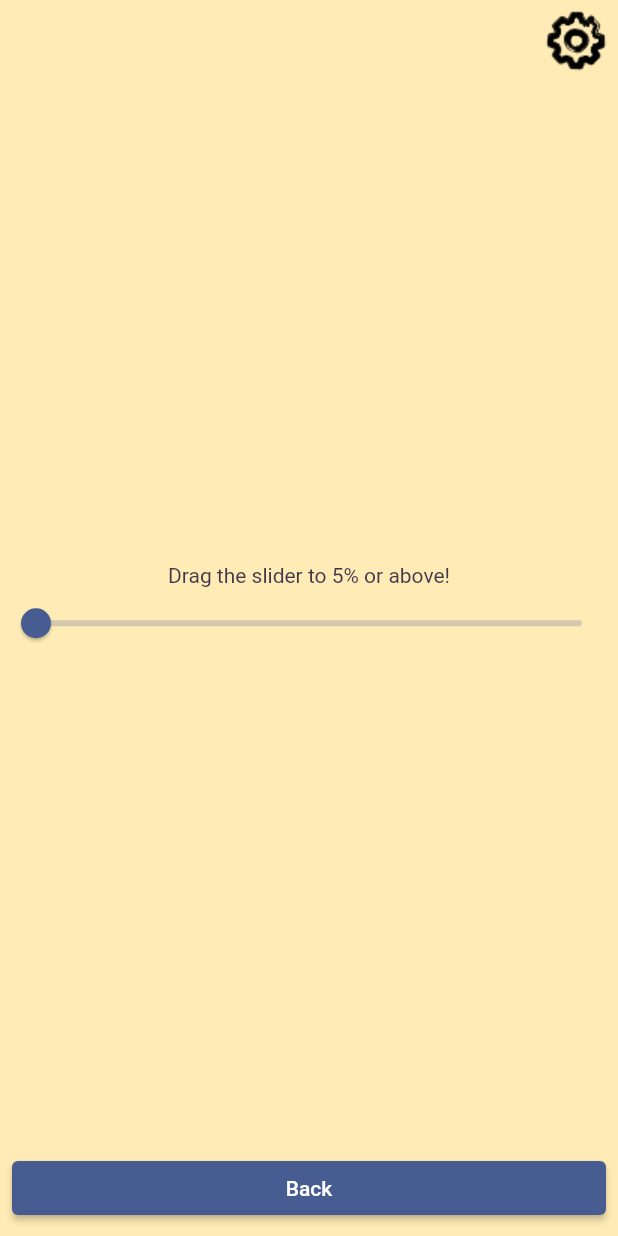
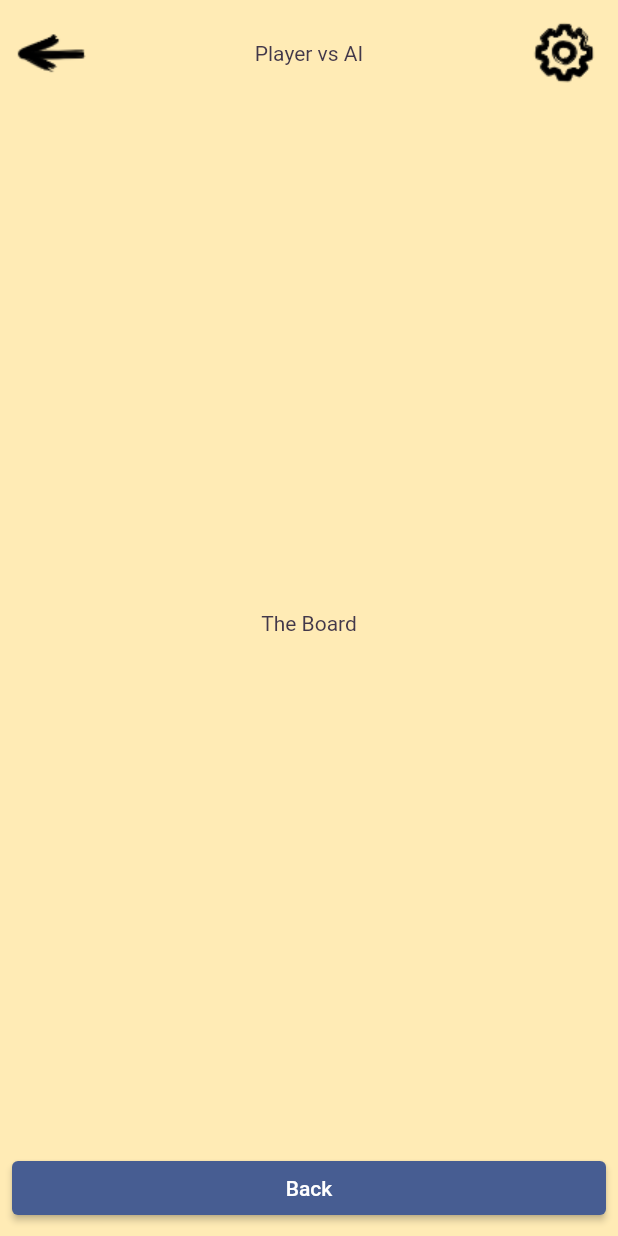
Before and after one commit to davefaliskie/game_1, a Flutter app: the PlaySessionScreen screen opened directly with sample values from the repository, on a phone screen of 412 x 824 dp. Run offline on Flutter 3.47's test engine with Material 2 defaults, Android fonts, the light colour scheme and no system bars; our stand-ins replace audioplayers, firebase_core, firebase_crashlytics, go_router, google_mobile_ads, in_app_purchase and 1 more; missing offline and left inert: games_services; accounts and stored records are empty.

Commit message:
clean up play session & create Board placeholder

```diff
--- a/lib/main.dart
+++ b/lib/main.dart
@@ -244,7 +244,8 @@ class MyApp extends StatelessWidget {
           final palette = context.watch<Palette>();
 
           return MaterialApp.router(
-            title: 'Flutter Demo',
+            debugShowCheckedModeBanner: false,
+            title: 'Game 1: TicTacToe',
             theme: ThemeData.from(
               colorScheme: ColorScheme.fromSeed(
                 seedColor: palette.darkPen,
--- a/lib/src/game_internals/level_state.dart
+++ /dev/null
@@ -1,32 +0,0 @@
-// Copyright 2022, the Flutter project authors. Please see the AUTHORS file
-// for details. All rights reserved. Use of this source code is governed by a
-// BSD-style license that can be found in the LICENSE file.
-
-import 'package:flutter/foundation.dart';
-
-/// An extremely silly example of a game state.
-///
-/// Tracks only a single variable, [progress], and calls [onWin] when
-/// the value of [progress] reaches [goal].
-class LevelState extends ChangeNotifier {
-  final VoidCallback onWin;
-
-  final int goal;
-
-  LevelState({required this.onWin, this.goal = 100});
-
-  int _progress = 0;
-
-  int get progress => _progress;
-
-  void setProgress(int value) {
-    _progress = value;
-    notifyListeners();
-  }
-
-  void evaluate() {
-    if (_progress >= goal) {
-      onWin();
-    }
-  }
-}
--- a/lib/src/main_menu/main_menu_screen.dart
+++ b/lib/src/main_menu/main_menu_screen.dart
@@ -31,7 +31,7 @@ class MainMenuScreen extends StatelessWidget {
           child: Transform.rotate(
             angle: -0.1,
             child: const Text(
-              'Flutter Game Template!',
+              'Flutter Game Template',
               textAlign: TextAlign.center,
               style: TextStyle(
                 fontFamily: 'Permanent Marker',
--- /dev/null
+++ b/lib/src/play_session/board.dart
@@ -0,0 +1,15 @@
+import 'package:flutter/material.dart';
+
+class Board extends StatefulWidget {
+  const Board({super.key});
+
+  @override
+  State<Board> createState() => _BoardState();
+}
+
+class _BoardState extends State<Board> {
+  @override
+  Widget build(BuildContext context) {
+    return Text('The Board');
+  }
+}
--- a/lib/src/play_session/play_session_screen.dart
+++ b/lib/src/play_session/play_session_screen.dart
@@ -5,6 +5,7 @@
 import 'dart:async';
 
 import 'package:flutter/material.dart';
+import 'package:game_template/src/play_session/board.dart';
 import 'package:go_router/go_router.dart';
 import 'package:logging/logging.dart' hide Level;
 import 'package:provider/provider.dart';
@@ -12,7 +13,6 @@ import 'package:provider/provider.dart';
 import '../ads/ads_controller.dart';
 import '../audio/audio_controller.dart';
 import '../audio/sounds.dart';
-import '../game_internals/level_state.dart';
 import '../games_services/games_services.dart';
 import '../games_services/score.dart';
 import '../in_app_purchase/in_app_purchase.dart';
@@ -45,50 +45,45 @@ class _PlaySessionScreenState extends State<PlaySessionScreen> {
   Widget build(BuildContext context) {
     final palette = context.watch<Palette>();
 
-    return MultiProvider(
-      providers: [
-        ChangeNotifierProvider(
-          create: (context) => LevelState(
-            goal: widget.level.difficulty,
-            onWin: _playerWon,
-          ),
-        ),
-      ],
-      child: IgnorePointer(
+    return IgnorePointer(
       ignoring: _duringCelebration,
       child: Scaffold(
         backgroundColor: palette.backgroundPlaySession,
-          body: Stack(
+        body: SafeArea(
+          child: Stack(
             children: [
               Center(
                 // This is the entirety of the "game".
                 child: Column(
                   mainAxisAlignment: MainAxisAlignment.center,
                   children: [
-                    Align(
-                      alignment: Alignment.centerRight,
-                      child: InkResponse(
-                        onTap: () => GoRouter.of(context).push('/settings'),
+                    Padding(
+                      padding: const EdgeInsets.all(8.0),
+                      child: Row(
+                        mainAxisAlignment: MainAxisAlignment.spaceBetween,
+                        children: [
+                          InkResponse(
+                            onTap: () => GoRouter.of(context).pop(),
+                            child: Image.asset(
+                              'assets/images/back.png',
+                              semanticLabel: 'Settings',
+                            ),
+                          ),
+                          Text("Player vs AI"),
+                          InkResponse(
+                            onTap: () =>
+                                GoRouter.of(context).push('/settings'),
                             child: Image.asset(
                               'assets/images/settings.png',
                               semanticLabel: 'Settings',
                             ),
                           ),
-                    ),
-                    const Spacer(),
-                    Text('Drag the slider to ${widget.level.difficulty}%'
-                        ' or above!'),
-                    Consumer<LevelState>(
-                      builder: (context, levelState, child) => Slider(
-                        label: 'Level Progress',
-                        autofocus: true,
-                        value: levelState.progress / 100,
-                        onChanged: (value) =>
-                            levelState.setProgress((value * 100).round()),
-                        onChangeEnd: (value) => levelState.evaluate(),
+                        ],
                       ),
                     ),
-                    const Spacer(),
+                    Spacer(),
+                    Board(),
+                    Spacer(),
                     Padding(
                       padding: const EdgeInsets.all(8.0),
                       child: SizedBox(
```
Lines whose indentation alone changed are shown as unchanged.
